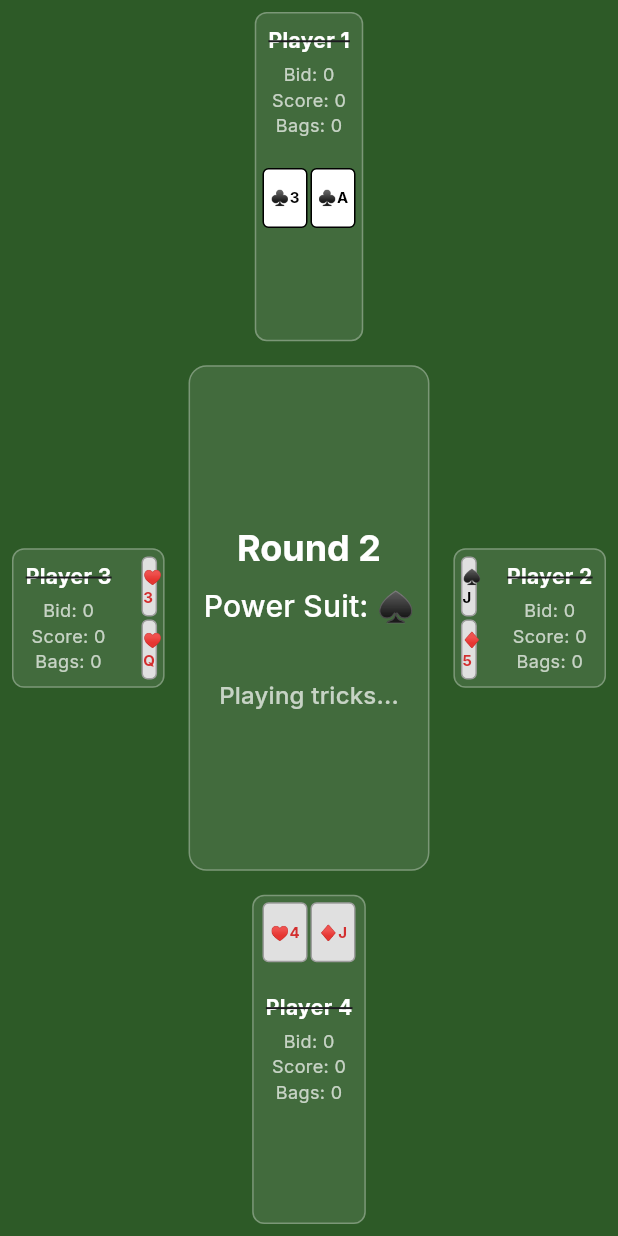
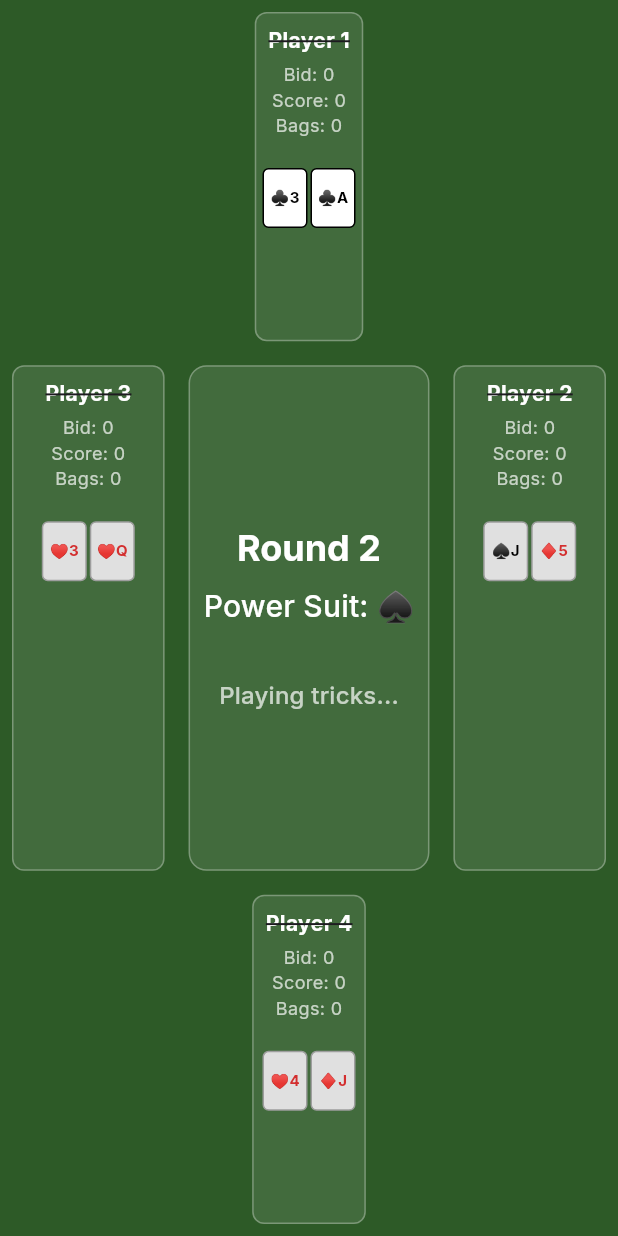
Before and after one commit to AungMyoKyaw4198/2to10_game, a Flutter app: the screen it shows after launch, after a tap on "Start New Game", on a phone screen of 412 x 824 dp. Run offline on Flutter 3.47's test engine with Material 3 defaults, Android fonts, the phone set to English and light mode, and no system bars; our stand-ins replace google_fonts, shared_preferences.

Commit message:
UI update

```diff
--- a/two_to_ten/lib/widgets/player_box.dart
+++ b/two_to_ten/lib/widgets/player_box.dart
@@ -32,56 +32,12 @@ class PlayerBox extends StatelessWidget {
   }
 
   Widget _buildPlayerContent(BuildContext context) {
-    switch (position) {
-      case 'top':
-        return _buildTopPlayer(context);
-      case 'bottom':
-        return _buildBottomPlayer(context);
-      case 'left':
-        return _buildLeftPlayer(context);
-      case 'right':
-        return _buildRightPlayer(context);
-      default:
-        return _buildTopPlayer(context);
-    }
-  }
-
-  Widget _buildTopPlayer(BuildContext context) {
+    // All players now use the same layout with cards at the bottom
     return Column(
       children: [
         _buildPlayerInfo(context),
         const SizedBox(height: 8),
         _buildPlayerHand(context),
-      ],
-    );
-  }
-
-  Widget _buildBottomPlayer(BuildContext context) {
-    return Column(
-      children: [
-        _buildPlayerHand(context),
-        const SizedBox(height: 8),
-        _buildPlayerInfo(context),
-      ],
-    );
-  }
-
-  Widget _buildLeftPlayer(BuildContext context) {
-    return Row(
-      children: [
-        _buildPlayerInfo(context),
-        const SizedBox(width: 8),
-        Expanded(child: _buildPlayerHand(context)),
-      ],
-    );
-  }
-
-  Widget _buildRightPlayer(BuildContext context) {
-    return Row(
-      children: [
-        Expanded(child: _buildPlayerHand(context)),
-        const SizedBox(width: 8),
-        _buildPlayerInfo(context),
       ],
     );
   }
```
